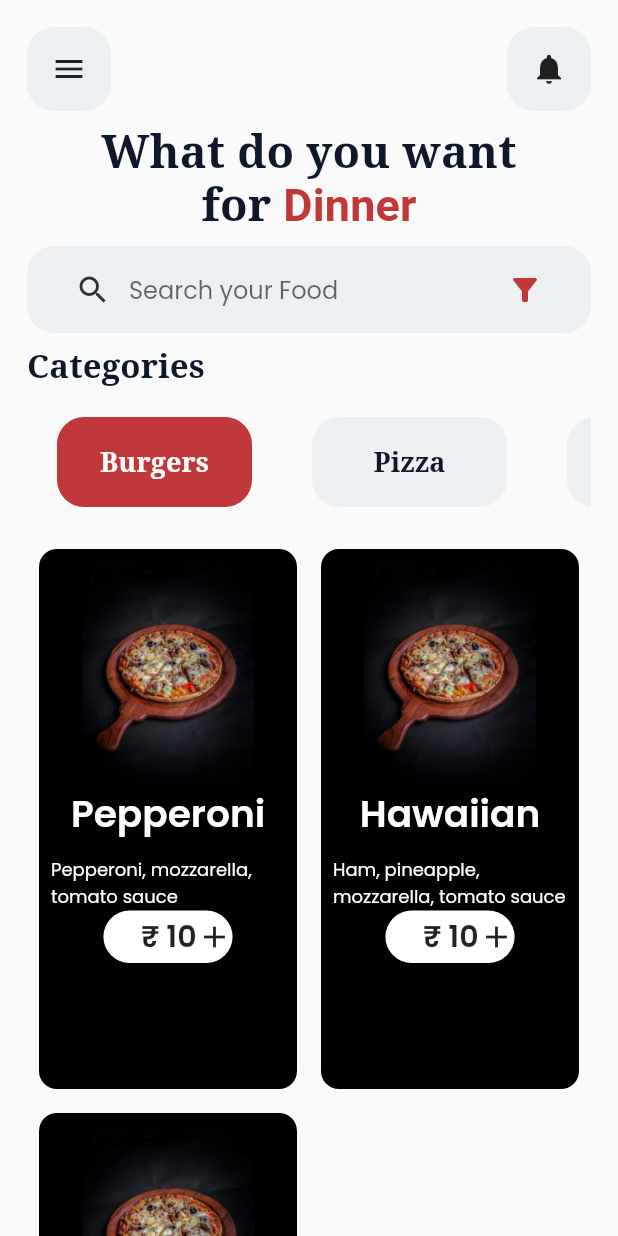
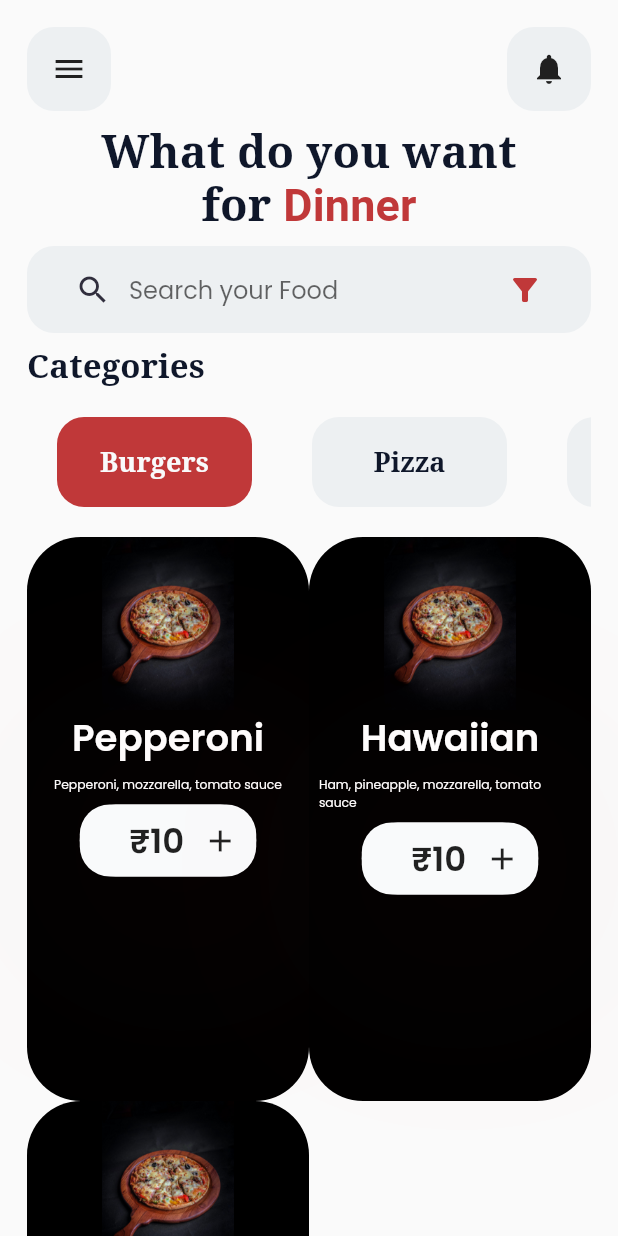
Before and after one commit to akshaykamath45/Flutter_Login, a Flutter app: the screen it shows after launch, on a phone screen of 412 x 824 dp. Run offline on Flutter 3.47's test engine with Material 2 defaults, Android fonts, the light colour scheme and no system bars; our stand-ins replace google_fonts.

Commit message:
Added menu card, removed hardcoded values, fixed button appearance

```diff
--- a/lib/views/widgets/menu_card.dart
+++ b/lib/views/widgets/menu_card.dart
@@ -20,70 +20,93 @@ class MenuCard extends StatelessWidget {
   @override
   Widget build(BuildContext context) {
     return GestureDetector(
-      onTap: (){
-        Navigator.pushNamed(
-            context,
-            '/menu_item',
-            arguments: {
+      onTap: () {
+        Navigator.pushNamed(context, '/menu_item', arguments: {
           'name': name,
           'description': description,
-              'price': price}  );
+          'price': price
+        });
       },
       child: Container(
-        padding: EdgeInsets.all(8),
-        margin: EdgeInsets.all(8),
+        //175 pixels on hieght of 811.2 pixels
+        width:MediaQuery.of(context).size.height * 0.216 ,
+        //255 pixels on 811.2 px
+        height: MediaQuery.of(context).size.height * 0.314,
+        padding: EdgeInsets.only(
+          bottom: MediaQuery.of(context).size.height * 0.008,
+          left: MediaQuery.of(context).size.height * 0.008,
+          right: MediaQuery.of(context).size.height * 0.008,
+        ),
         decoration: BoxDecoration(
-            borderRadius: BorderRadius.circular(12),
-            //TODO: correct this
+            borderRadius: BorderRadius.circular(36),
             color: Colors.black),
         child: Column(
           crossAxisAlignment: CrossAxisAlignment.center,
           children: [
             Image.asset(
               img_path,
-              height: 150,
-              width: 150,
+              height: MediaQuery.of(context).size.height * 0.14,
+              width: MediaQuery.of(context).size.height * 0.14,
             ),
             Text(name,
                 style: GoogleFonts.poppins(
-                  fontSize: 25,
+                  fontSize: MediaQuery.of(context).size.height * 0.03,
                   color: Colors.white,
                   fontWeight: FontWeight.w600,
+
                 )),
-            SizedBox(height: 10.0),
+            SizedBox(height: MediaQuery.of(context).size.height * 0.008),
             Text(
               description,
               style: GoogleFonts.poppins(
-                fontSize: 12,
+                fontSize: MediaQuery.of(context).size.height * 0.010,
                 color: Colors.white,
               ),
             ),
-
+            SizedBox(height: MediaQuery.of(context).size.height * 0.009),
             //  PRICE TAG
-
             Container(
-              margin: EdgeInsets.symmetric(horizontal: 15),
+              padding: EdgeInsets.zero,
+              margin: EdgeInsets.symmetric(
+                  horizontal: MediaQuery.of(context).size.height * 0.02),
               decoration: BoxDecoration(
-                  color: Colors.white, borderRadius: BorderRadius.circular(30)),
+                  color: Colors.white, borderRadius: BorderRadius.circular(36)),
+              child: Container(
+                decoration: BoxDecoration(
+                    borderRadius: BorderRadius.circular(20),
+                    color: white,
+                    boxShadow: [
+                      BoxShadow(
+                          color: primaryColor.withOpacity(0.2),
+                          blurRadius: 200,
+                          spreadRadius: 2,
+                          offset: Offset(8, 4)),
+                    ]),
                 child: Row(
                   mainAxisSize: MainAxisSize.min,
-                mainAxisAlignment: MainAxisAlignment.spaceAround,
+                  mainAxisAlignment: MainAxisAlignment.spaceBetween,
                   children: [
                     Padding(
-                    padding: EdgeInsets.only(left: 25),
+                      padding: EdgeInsets.only(
+                          left: MediaQuery.of(context).size.height * 0.04),
                       child: Text(
-                      '₹ ' + price.toString(),
+                        '₹' + price.toString(),
                         style: GoogleFonts.poppins(
-                          fontSize: 20, fontWeight: FontWeight.w600),
+                            fontSize:
+                                MediaQuery.of(context).size.height * 0.0275,
+                            fontWeight: FontWeight.w600),
                       ),
                     ),
-                  SizedBox(
-                    height: 35,
-                  ),
-                  Icon(
-                    Icons.add,
+                    // SizedBox(
+                    //   height: MediaQuery.of(context).size.height * 0.04,
+                    // ),
+                    IconButton(
+                      onPressed: () {},
+                      icon: Icon(Icons.add),
+                      padding: EdgeInsets.zero,
                     ),
                   ],
+                ),
               ),
             )
           ],
```
Lines whose indentation alone changed are shown as unchanged.
